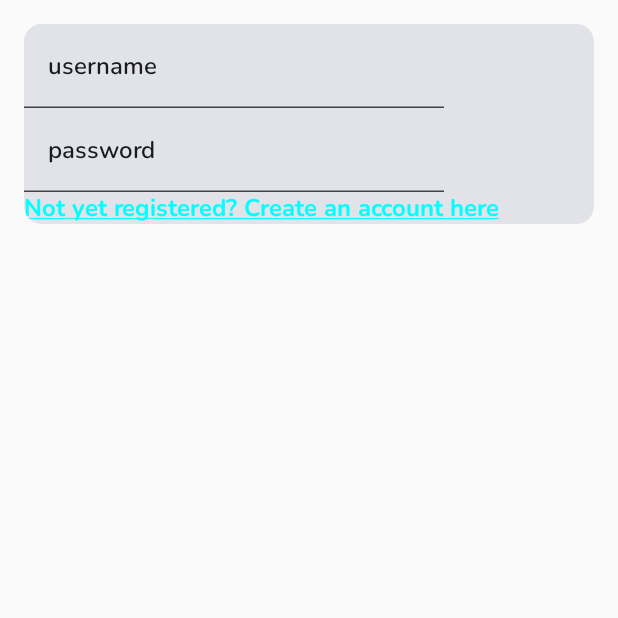
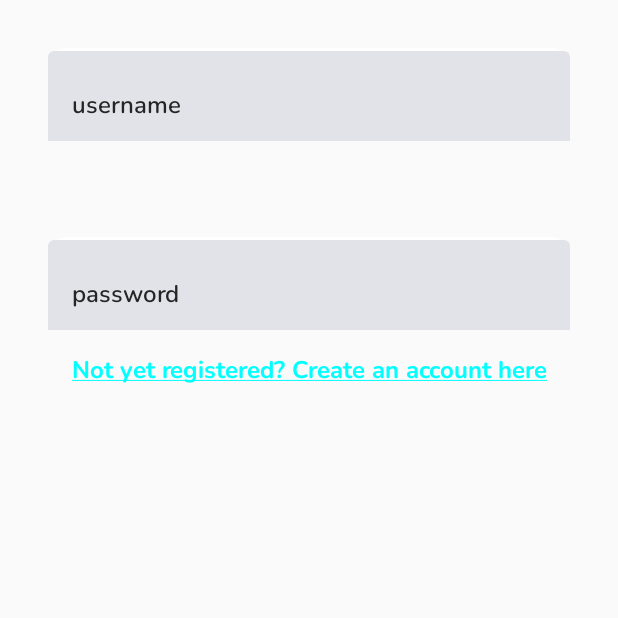
Before and after one commit to aluoch-dev/book-ish, an Android app built with Jetpack Compose: the screen it shows after launch (BookishActivity), on a phone screen of 412 x 824 dp, the top half of it. Run offline under Robolectric (Android 15) with nearby library versions, the phone set to English and light mode, and no system bars; our stand-ins replace Dagger/Hilt's generated code.

Commit message:
WIP: Setting uo login screen

```diff
--- /dev/null
+++ b/app/src/main/kotlin/com/bookish/app/ui/elements/InputFields.kt
@@ -0,0 +1,55 @@
+package com.bookish.app.ui.elements
+
+import android.annotation.SuppressLint
+import androidx.annotation.StringRes
+import androidx.compose.foundation.layout.Column
+import androidx.compose.foundation.layout.fillMaxWidth
+import androidx.compose.foundation.layout.padding
+import androidx.compose.foundation.text.KeyboardOptions
+import androidx.compose.material3.ExperimentalMaterial3Api
+import androidx.compose.material3.TextField
+import androidx.compose.material3.TextFieldColors
+import androidx.compose.runtime.*
+import androidx.compose.ui.Modifier
+import androidx.compose.ui.text.TextStyle
+import androidx.compose.ui.text.input.KeyboardType
+import androidx.compose.ui.text.input.VisualTransformation
+import androidx.compose.ui.tooling.preview.Preview
+import androidx.compose.ui.unit.dp
+import com.bookish.app.ui.theme.inputFieldTextStyle
+import com.bookish.app.ui.theme.inputFieldsModifiers
+import com.bookish.app.ui.theme.inputTextFieldDefaultColors
+import com.bookish.app.ui.theme.roundedCorners
+
+@OptIn(ExperimentalMaterial3Api::class)
+@Composable
+fun Input(
+    value: String,
+    onValueChange: (String) -> Unit,
+    readOnly: Boolean = false,
+    label: String? = null,
+    singleLine: Boolean? = true,
+    textStyle: TextStyle = inputFieldTextStyle(),
+    textFieldColors: TextFieldColors = inputTextFieldDefaultColors(),
+    modifier: Modifier = inputFieldsModifiers
+) {
+    Column(modifier = Modifier.padding(16.dp)) {
+        TextField(
+            value = value,
+            onValueChange = onValueChange,
+            readOnly = readOnly,
+            label = { label },
+            textStyle = textStyle,
+            singleLine = singleLine == true,
+            colors = textFieldColors,
+            modifier = modifier
+        )
+    }
+}
+
+@Preview(showBackground = true)
+@Composable
+fun PreviewInputField() {
+    Input(value = "Name", onValueChange = {"laurie"})
+
+}
--- a/app/src/main/kotlin/com/bookish/app/ui/login/Login.kt
+++ b/app/src/main/kotlin/com/bookish/app/ui/login/Login.kt
@@ -1,16 +1,19 @@
 package com.bookish.app.ui.login
 
+import androidx.compose.foundation.layout.Arrangement
 import androidx.compose.foundation.layout.Column
+import androidx.compose.foundation.layout.Spacer
 import androidx.compose.foundation.layout.fillMaxWidth
 import androidx.compose.foundation.layout.padding
 import androidx.compose.material3.Card
 import androidx.compose.material3.ExperimentalMaterial3Api
 import androidx.compose.material3.Text
-import androidx.compose.material3.TextField
 import androidx.compose.runtime.Composable
+import androidx.compose.ui.Alignment
 import androidx.compose.ui.Modifier
+import androidx.compose.ui.tooling.preview.Preview
 import androidx.compose.ui.unit.dp
-import com.bookish.app.ui.theme.inputFieldTextStyle
+import com.bookish.app.ui.elements.Input
 import com.bookish.app.ui.theme.linkTextStyle
 
 @OptIn(ExperimentalMaterial3Api::class)
@@ -19,30 +22,35 @@ fun Login(
     username: String,
     passWord: String
 ) {
-    Card(
+    Column (
         modifier = Modifier
-            .fillMaxWidth()
         .padding(16.dp)
+        .fillMaxWidth(),
+        horizontalAlignment = Alignment.CenterHorizontally,
+        verticalArrangement = Arrangement.Center
     ) {
-        Column {
-            TextField(
+        Input(
             value = username,
-                onValueChange = {username},
-                textStyle = inputFieldTextStyle()
+            onValueChange = {}
         )
-
-            TextField(
-                value = passWord ,
-                onValueChange ={ passWord},
-                textStyle = inputFieldTextStyle()
+        Spacer(modifier = Modifier.padding(16.dp))
+        Input(
+            value = passWord,
+            onValueChange = {}
         )
-
         Text(
             text = "Not yet registered? Create an account here",
             style = linkTextStyle()
         )
     }
+}
+
+@Composable
+@Preview(showBackground = true)
+fun PreviewLogin() {
+    Login(
+        username = "Laurie",
+        passWord = "password"
+    )
 
 }
-
-}
--- a/app/src/main/kotlin/com/bookish/app/ui/theme/Color.kt
+++ b/app/src/main/kotlin/com/bookish/app/ui/theme/Color.kt
@@ -1,11 +1,37 @@
 package com.bookish.app.ui.theme
 
+import androidx.compose.material3.ExperimentalMaterial3Api
+import androidx.compose.material3.TextFieldColors
+import androidx.compose.material3.TextFieldDefaults
+import androidx.compose.runtime.Composable
 import androidx.compose.ui.graphics.Color
 
 val Purple80 = Color(0xFFD0BCFF)
 val PurpleGrey80 = Color(0xFFCCC2DC)
 val Pink80 = Color(0xFFEFB8C8)
-
 val Purple40 = Color(0xFF6650a4)
 val PurpleGrey40 = Color(0xFF625b71)
 val Pink40 = Color(0xFF7D5260)
+val primaryWhite = Color(0XFFFFFFFF)
+val primaryRed = Color(0XFFF62F23)
+val transparent = Color(0x00000000)
+val primaryCharcoal = Color(0xFF252525)
+
+@OptIn(ExperimentalMaterial3Api::class)
+@Composable
+fun inputTextFieldDefaultColors(): TextFieldColors {
+    return TextFieldDefaults.textFieldColors(
+        textColor = primaryCharcoal,
+        cursorColor = Pink80,
+        errorCursorColor = primaryRed,
+        placeholderColor =  primaryCharcoal,
+        focusedLabelColor = primaryCharcoal,
+        unfocusedLabelColor = primaryCharcoal,
+        errorLeadingIconColor = primaryRed,
+        errorTrailingIconColor = primaryRed,
+        errorLabelColor = primaryRed,
+        errorIndicatorColor = transparent,
+        focusedIndicatorColor = transparent,
+        unfocusedIndicatorColor = transparent
+    )
+}
--- /dev/null
+++ b/app/src/main/kotlin/com/bookish/app/ui/theme/Shape.kt
@@ -0,0 +1,5 @@
+package com.bookish.app.ui.theme
+
+import androidx.compose.foundation.shape.RoundedCornerShape
+
+val roundedCorners= RoundedCornerShape(20)
--- a/app/src/main/kotlin/com/bookish/app/ui/theme/Type.kt
+++ b/app/src/main/kotlin/com/bookish/app/ui/theme/Type.kt
@@ -1,7 +1,12 @@
 package com.bookish.app.ui.theme
 
+import androidx.compose.foundation.background
+import androidx.compose.foundation.layout.fillMaxWidth
+import androidx.compose.foundation.layout.heightIn
+import androidx.compose.foundation.layout.padding
 import androidx.compose.material3.Typography
 import androidx.compose.runtime.Composable
+import androidx.compose.ui.Modifier
 import androidx.compose.ui.graphics.Color
 import androidx.compose.ui.text.ExperimentalTextApi
 import androidx.compose.ui.text.TextStyle
@@ -11,6 +16,7 @@ import androidx.compose.ui.text.font.FontStyle
 import androidx.compose.ui.text.font.FontWeight
 import androidx.compose.ui.text.style.TextAlign
 import androidx.compose.ui.text.style.TextDecoration
+import androidx.compose.ui.unit.dp
 import androidx.compose.ui.unit.sp
 import com.bookish.R
 
@@ -72,3 +78,9 @@ fun linkTextStyle(): TextStyle {
         textDecoration = TextDecoration.Underline
     )
 }
+
+val inputFieldsModifiers = Modifier
+    .background(primaryWhite, roundedCorners)
+    .fillMaxWidth()
+    .padding(top = 2.dp)
+    .heightIn(min = 60.dp)
```
Lines whose indentation alone changed are shown as unchanged.
